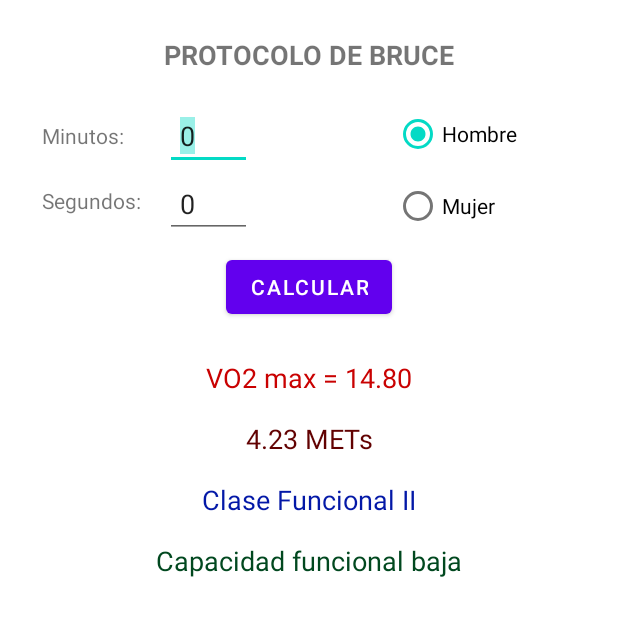
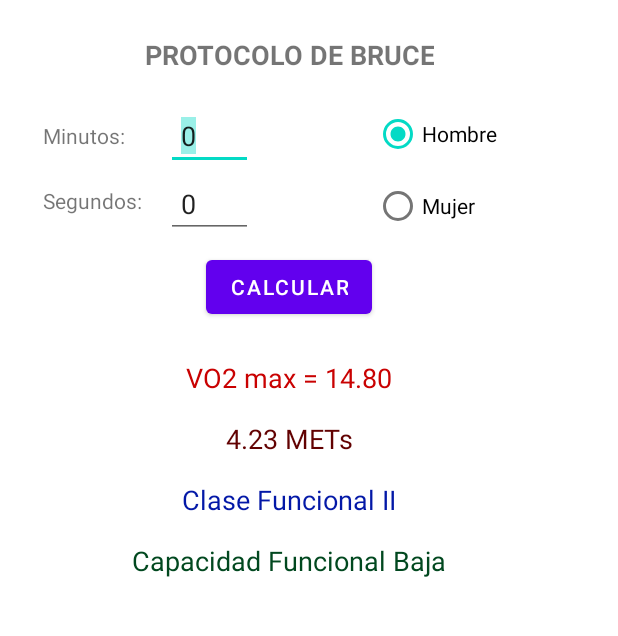
Before and after one commit to JoseRa10679/VO2, an Android app: the screen it shows after launch (MainActivity), after a tap on "CALCULAR", on a phone screen of 412 x 824 dp, the part 84-720 px from its top. Run offline under Robolectric (Android 15) with nearby library versions, the phone set to English and light mode, and no system bars; libraries missing offline, so code that uses them is left out: net.yslibrary.android; Roboto replaces fonts that are not available here; 1 statement that could not run was skipped.

Commit message:
Primera copia respaldo

```diff
--- a/app/src/main/java/com/example/vo2/models/Calculos.kt
+++ b/app/src/main/java/com/example/vo2/modelos/Calculos.kt
@@ -1,4 +1,4 @@
-package com.example.vo2.models
+package com.example.vo2.modelos
 
 import kotlin.math.*
 
@@ -18,9 +18,9 @@ class Calculos {
         private const val tres_nueve: Double = 3.9
 
 //        Capacidad funcional
-        private const val cf_baja = "Capacidad funcional baja"
-        private const val cf_intermedia = "Capacidad funcional intermedia"
-        private const val cf_alta = "Capacidad funcional alta"
+        private const val cf_baja = "Capacidad Funcional Baja"
+        private const val cf_intermedia = "Capacidad Funcional Intermedia"
+        private const val cf_alta = "Capacidad Funcional Alta"
 
 //        Clase Funcional
         private const val cf_I = "Clase Funcional I"
@@ -34,7 +34,7 @@ class Calculos {
         return m + (s/ sesenta)
     }
 
-    fun calculaHombre(h: Double): Double{
+    fun calculoHombre(h: Double): Double{
 
         val h0 = uno_tres*h
         val h2 = cero_cuatro*h.pow(2)
@@ -47,7 +47,7 @@ class Calculos {
         return (cuatro_treintayocho * m) - tres_nueve
     }
 
-    fun clase_F(cf: String): String{
+    fun claseF(cf: String): String{
         val c = cf.toDouble()
         return when{
             c>6 -> cf_I
@@ -57,7 +57,7 @@ class Calculos {
         }
     }
 
-    fun capacidad_F(cf: String): String{
+    fun capacidadF(cf: String): String{
         return when{
             cf.toDouble()<4.5 -> cf_baja
             cf.toDouble() in 4.5..6.0 -> cf_intermedia
--- a/app/src/main/java/com/example/vo2/models/MainViewModel.kt
+++ b/app/src/main/java/com/example/vo2/modelos/MainViewModel.kt
@@ -1,10 +1,15 @@
-package com.example.vo2.models
+package com.example.vo2.modelos
 
 import androidx.lifecycle.LiveData
 import androidx.lifecycle.MutableLiveData
 import androidx.lifecycle.ViewModel
 
 class MainViewModel: ViewModel() {
+
+    private val calculos = Calculos()
+
+    //<editor-folder desc = " Properties ">
+
 
     private val _miResultado: MutableLiveData<String>? by lazy { MutableLiveData<String>() }
     fun getmiResultado() = _miResultado as LiveData<String>
@@ -23,27 +28,29 @@ class MainViewModel: ViewModel() {
     private val _claseF: MutableLiveData<String>? by lazy { MutableLiveData<String>() }
     fun getclaseF() = _claseF as LiveData<String>
     fun setclaseF(m:String,s:String,h:Boolean){
-        val calculos = Calculos()
         val mT: Double = calculos.miTiempo(m.toInt(),s.toInt())
-        val i= if (h) {calculos.calculaHombre(mT)/3.5} else {calculos.calculoMujer(mT)/3.5}
-       _claseF?.value = calculos.clase_F(i.toString())
+        val i= if (h) {calculos.calculoHombre(mT)/3.5} else {calculos.calculoMujer(mT)/3.5}
+       _claseF?.value = calculos.claseF(i.toString())
     }
 
     private val _capFuncional: MutableLiveData<String>? by lazy { MutableLiveData<String>() }
     fun getcapFuncional() = _capFuncional as LiveData<String>
     fun setcapFuncional(m:String,s:String,h:Boolean){
-        val calculos = Calculos()
         val mT: Double = calculos.miTiempo(m.toInt(),s.toInt())
-        val i= if (h) {calculos.calculaHombre(mT)/3.5} else {calculos.calculoMujer(mT)/3.5}
-       _capFuncional?.value = calculos.capacidad_F(i.toString())
+        val i= if (h) {calculos.calculoHombre(mT)/3.5} else {calculos.calculoMujer(mT)/3.5}
+       _capFuncional?.value = calculos.capacidadF(i.toString())
     }
 
+//</editor-folder>
+
     private fun miCalculo(m: String, s: String, h:Boolean, mets:Boolean):String{
-        val calcula = Calculos()
-        val mT: Double = calcula.miTiempo(m.toInt(),s.toInt())
+        val mT: Double = calculos.miTiempo(m.toInt(),s.toInt())
         val x: Double = if (mets) 3.5 else 1.0
-        return if(h){String.format ("%,.2f", calcula.calculaHombre(mT)/x)
-                    }else{String.format("%,.2f",calcula.calculoMujer(mT)/x)}
+        return if(h){
+                        String.format ("%,.2f", calculos.calculoHombre(mT)/x)
+                    }else{
+                        String.format("%,.2f",calculos.calculoMujer(mT)/x)
+                    }
     }
 
 }
--- a/app/src/main/java/com/example/vo2/ui/MainActivity.kt
+++ b/app/src/main/java/com/example/vo2/ui/MainActivity.kt
@@ -16,7 +16,7 @@ import androidx.core.content.ContextCompat
 import androidx.lifecycle.ViewModelProvider
 import com.example.vo2.R
 import com.example.vo2.databinding.ActivityMainBinding
-import com.example.vo2.models.MainViewModel
+import com.example.vo2.modelos.MainViewModel
 import net.yslibrary.android.keyboardvisibilityevent.util.UIUtil
 
 class MainActivity : AppCompatActivity() {
@@ -96,9 +96,12 @@ class MainActivity : AppCompatActivity() {
                     if (miS > 30) {
                         Toast.makeText(applicationContext, "Probable Error:\nEl valor es superior a 30 minutos ", Toast.LENGTH_SHORT).apply {
                             setGravity(Gravity.CENTER, 0, 0)
-                            setPadding(50, 50, 50, 50)
-                            view.setBackgroundColor(ContextCompat.getColor(view.context, R.color.yellow)
-                            )
+                            view.run{
+                                setPadding(50, 50, 50, 50)
+                                setBackgroundColor(ContextCompat.getColor(context, R.color.yellow)
+                                )
+                            }
+
                             show()
                         }
                         selectAll()
@@ -109,7 +112,6 @@ class MainActivity : AppCompatActivity() {
 
         binding.editTextSegundos.addTextChangedListener(object : TextWatcher {
             override fun beforeTextChanged(s: CharSequence?, start: Int, count: Int, after: Int) {}
-
             override fun onTextChanged(s: CharSequence?, start: Int, before: Int, count: Int) {
                 val miS = if (s.isNullOrEmpty()) 0 else s.toString().toInt()
                 if (miS > 59) {
@@ -129,7 +131,6 @@ class MainActivity : AppCompatActivity() {
                 }
             }
             override fun afterTextChanged(s: Editable?) {}
-
         })
 
         miViewModel.getmiResultado().observe(this, {
@@ -151,18 +152,16 @@ class MainActivity : AppCompatActivity() {
         binding.button.setOnClickListener {
             with(binding) {
                 if (editTextMinutos.text.isNotEmpty() && editTextSegundos.text.isNotEmpty()) {
-                    miViewModel.setmiResultado(editTextMinutos.text.toString(),
-                            editTextSegundos.text.toString(),
-                            rbHombre.isChecked)
-                    miViewModel.setmiMETs(editTextMinutos.text.toString(),
-                            editTextSegundos.text.toString(),
-                            rbHombre.isChecked)
-                    miViewModel.setclaseF(editTextMinutos.text.toString(),
-                            editTextSegundos.text.toString(),
-                            rbHombre.isChecked)
-                    miViewModel.setcapFuncional(editTextMinutos.text.toString(),
-                            editTextSegundos.text.toString(),
-                            rbHombre.isChecked)
+                    val minutos = editTextMinutos.text.toString()
+                    val segundos = editTextSegundos.text.toString()
+                    val sexoH = rbHombre.isChecked
+                    miViewModel.run{
+                        setmiResultado(minutos, segundos, sexoH)
+                        setmiMETs(minutos, segundos, sexoH)
+                        setclaseF(minutos, segundos, sexoH)
+                        setcapFuncional(minutos, segundos, sexoH)
+                    }
+
                     UIUtil.hideKeyboard(this@MainActivity)
                 }
             }
--- a/app/src/main/res/layout/activity_main.xml
+++ b/app/src/main/res/layout/activity_main.xml
@@ -35,12 +35,14 @@
         android:layout_width="wrap_content"
         android:layout_height="wrap_content"
         android:layout_marginTop="24dp"
+        android:gravity="center"
         android:text="@string/protocolo_de_bruce"
+        android:textAlignment="center"
         android:textAllCaps="true"
         android:textSize="18sp"
         android:textStyle="bold"
-        app:layout_constraintEnd_toEndOf="parent"
-        app:layout_constraintStart_toStartOf="parent"
+        app:layout_constraintEnd_toStartOf="@+id/guideline2"
+        app:layout_constraintStart_toStartOf="@+id/guideline"
         app:layout_constraintTop_toBottomOf="@+id/toolbar" />
 
     <RadioGroup
@@ -73,14 +75,14 @@
         android:layout_width="wrap_content"
         android:layout_height="wrap_content"
         android:orientation="vertical"
-        app:layout_constraintGuide_begin="28dp" />
+        app:layout_constraintGuide_begin="29dp" />
 
     <androidx.constraintlayout.widget.Guideline
         android:id="@+id/guideline2"
         android:layout_width="wrap_content"
         android:layout_height="wrap_content"
         android:orientation="vertical"
-        app:layout_constraintGuide_begin="375dp" />
+        app:layout_constraintGuide_begin="357dp" />
 
     <TextView
         android:id="@+id/textView4"
@@ -116,6 +118,7 @@
         android:layout_height="wrap_content"
         android:layout_marginStart="16dp"
         android:ems="10"
+        android:hint="@string/_00"
         android:importantForAutofill="no"
         android:inputType="number"
         android:maxLength="2"
@@ -145,8 +148,8 @@
         android:layout_height="wrap_content"
         android:layout_marginTop="24dp"
         android:text="@string/calcular"
-        app:layout_constraintEnd_toEndOf="parent"
-        app:layout_constraintStart_toStartOf="parent"
+        app:layout_constraintEnd_toStartOf="@+id/guideline2"
+        app:layout_constraintStart_toStartOf="@+id/guideline"
         app:layout_constraintTop_toBottomOf="@+id/textView5" />
 
     <TextView
@@ -158,8 +161,8 @@
         android:text="@string/resutado"
         android:textColor="#C90101"
         android:textSize="18sp"
-        app:layout_constraintEnd_toEndOf="parent"
-        app:layout_constraintStart_toStartOf="parent"
+        app:layout_constraintEnd_toStartOf="@+id/guideline2"
+        app:layout_constraintStart_toStartOf="@+id/guideline"
         app:layout_constraintTop_toBottomOf="@+id/button" />
 
     <TextView
@@ -171,8 +174,8 @@
         android:text="@string/mets"
         android:textColor="#620101"
         android:textSize="18sp"
-        app:layout_constraintEnd_toEndOf="parent"
-        app:layout_constraintStart_toStartOf="parent"
+        app:layout_constraintEnd_toStartOf="@+id/guideline2"
+        app:layout_constraintStart_toStartOf="@+id/guideline"
         app:layout_constraintTop_toBottomOf="@+id/textViewResultado" />
 
     <TextView
@@ -184,8 +187,8 @@
         android:text="@string/clase_funcional"
         android:textColor="#0318A7"
         android:textSize="18sp"
-        app:layout_constraintEnd_toEndOf="parent"
-        app:layout_constraintStart_toStartOf="parent"
+        app:layout_constraintEnd_toStartOf="@+id/guideline2"
+        app:layout_constraintStart_toStartOf="@+id/guideline"
         app:layout_constraintTop_toBottomOf="@+id/textViewResultado2" />
 
     <TextView
@@ -197,8 +200,8 @@
         android:text="@string/capacidad_funcional"
         android:textColor="#01481F"
         android:textSize="18sp"
-        app:layout_constraintEnd_toEndOf="parent"
-        app:layout_constraintStart_toStartOf="parent"
+        app:layout_constraintEnd_toStartOf="@+id/guideline2"
+        app:layout_constraintStart_toStartOf="@+id/guideline"
         app:layout_constraintTop_toBottomOf="@+id/textViewClaseF" />
 
 
```
